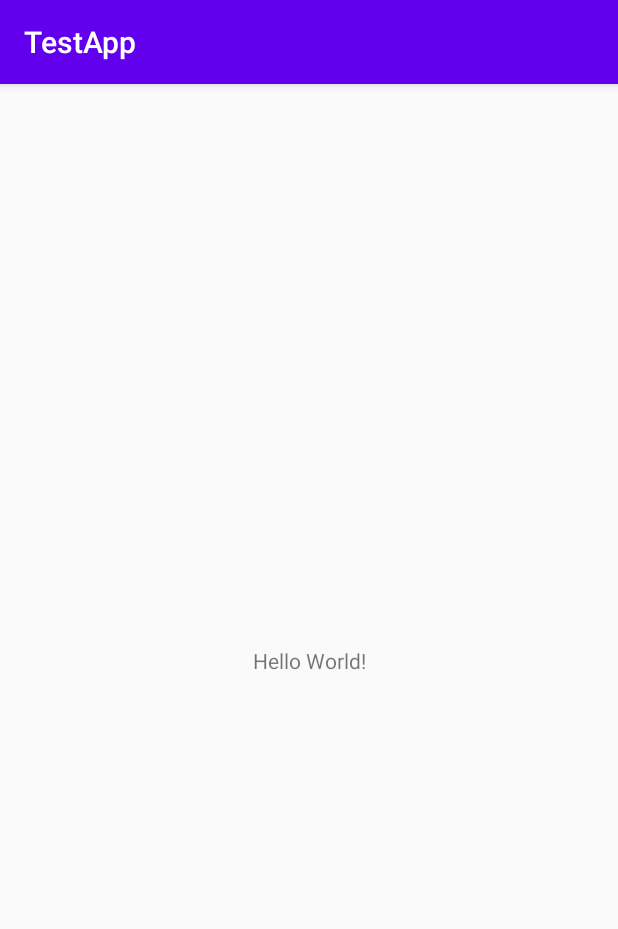
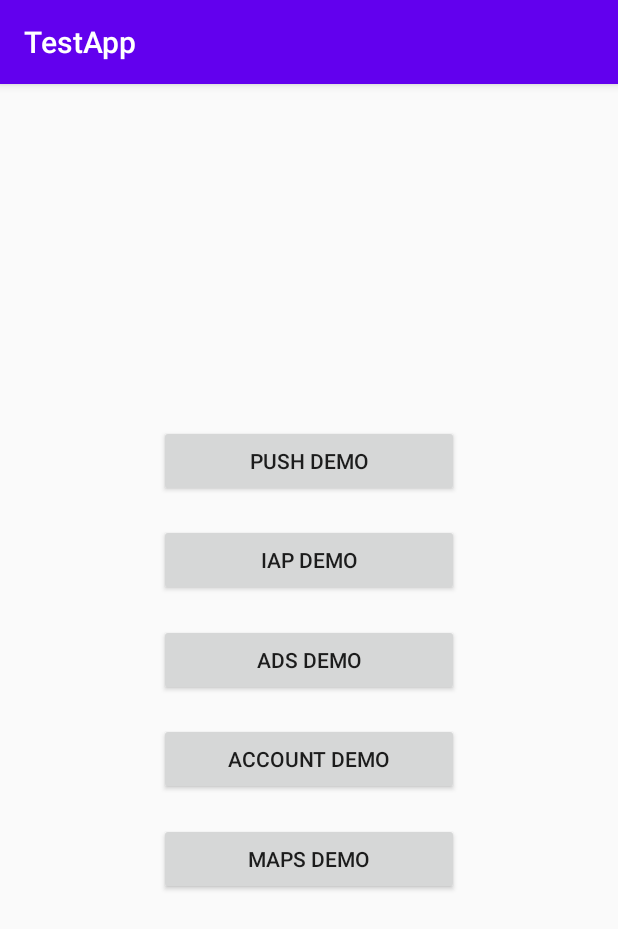
Before and after one commit to m0skit0/huawei-mobile-services-ktx, an Android app: the screen it shows after launch (MainActivity), on a phone screen of 412 x 824 dp. Shown: the top 929 px of the screen. Run offline under Robolectric (Android 15) with nearby library versions, the phone set to English and light mode, and no system bars.

Commit message:
TestApp - Created main activity layout

```diff
--- a/testapp/src/main/res/layout/activity_main.xml
+++ b/testapp/src/main/res/layout/activity_main.xml
@@ -3,16 +3,58 @@
     xmlns:app="http://schemas.android.com/apk/res-auto"
     xmlns:tools="http://schemas.android.com/tools"
     android:layout_width="match_parent"
-    android:layout_height="match_parent"
+    android:layout_height="@dimen/main_activity_layout_height"
+    android:layout_gravity="center"
     tools:context=".MainActivity">
 
-    <TextView
-        android:layout_width="wrap_content"
+    <Button
+        android:id="@+id/pushDemoButton"
+        android:layout_width="@dimen/main_activity_button_width"
         android:layout_height="wrap_content"
-        android:text="Hello World!"
-        app:layout_constraintBottom_toBottomOf="parent"
-        app:layout_constraintLeft_toLeftOf="parent"
-        app:layout_constraintRight_toRightOf="parent"
+        android:text="@string/push_demo_button"
+        app:layout_constraintBottom_toTopOf="@id/iapDemoButton"
+        app:layout_constraintEnd_toEndOf="parent"
+        app:layout_constraintStart_toStartOf="parent"
         app:layout_constraintTop_toTopOf="parent" />
 
+    <Button
+        android:id="@+id/iapDemoButton"
+        android:layout_width="@dimen/main_activity_button_width"
+        android:layout_height="wrap_content"
+        android:text="@string/iap_demo_button"
+        app:layout_constraintBottom_toTopOf="@id/adsDemoButton"
+        app:layout_constraintEnd_toEndOf="parent"
+        app:layout_constraintStart_toStartOf="parent"
+        app:layout_constraintTop_toBottomOf="@id/pushDemoButton" />
+
+    <Button
+        android:id="@+id/adsDemoButton"
+        android:layout_width="@dimen/main_activity_button_width"
+        android:layout_height="wrap_content"
+        android:text="@string/ads_demo_button"
+        app:layout_constraintBottom_toBottomOf="parent"
+        app:layout_constraintEnd_toEndOf="parent"
+        app:layout_constraintStart_toStartOf="parent"
+        app:layout_constraintTop_toTopOf="parent" />
+
+    <Button
+        android:id="@+id/accountDemoButton"
+        android:layout_width="@dimen/main_activity_button_width"
+        android:layout_height="wrap_content"
+        android:text="@string/account_demo_button"
+        app:layout_constraintBottom_toTopOf="@id/mapsDemoButton"
+        app:layout_constraintEnd_toEndOf="parent"
+        app:layout_constraintStart_toStartOf="parent"
+        app:layout_constraintTop_toBottomOf="@id/adsDemoButton" />
+
+    <Button
+        android:id="@+id/mapsDemoButton"
+        android:layout_width="@dimen/main_activity_button_width"
+        android:layout_height="wrap_content"
+        android:text="@string/maps_demo_button"
+        app:layout_constraintBottom_toBottomOf="parent"
+        app:layout_constraintEnd_toEndOf="parent"
+        app:layout_constraintStart_toStartOf="parent"
+        app:layout_constraintTop_toBottomOf="@id/accountDemoButton" />
+
 </androidx.constraintlayout.widget.ConstraintLayout>
--- a/testapp/src/main/res/mipmap-anydpi-v26/ic_launcher.xml
+++ /dev/null
@@ -1,5 +0,0 @@
-<?xml version="1.0" encoding="utf-8"?>
-<adaptive-icon xmlns:android="http://schemas.android.com/apk/res/android">
-    <background android:drawable="@drawable/ic_launcher_background" />
-    <foreground android:drawable="@drawable/ic_launcher_foreground" />
-</adaptive-icon>
--- a/testapp/src/main/res/mipmap-anydpi-v26/ic_launcher_round.xml
+++ /dev/null
@@ -1,5 +0,0 @@
-<?xml version="1.0" encoding="utf-8"?>
-<adaptive-icon xmlns:android="http://schemas.android.com/apk/res/android">
-    <background android:drawable="@drawable/ic_launcher_background" />
-    <foreground android:drawable="@drawable/ic_launcher_foreground" />
-</adaptive-icon>
--- /dev/null
+++ b/testapp/src/main/res/values/dimens.xml
@@ -0,0 +1,5 @@
+<?xml version="1.0" encoding="utf-8"?>
+<resources>
+    <dimen name="main_activity_button_width">200dp</dimen>
+    <dimen name="main_activity_layout_height">350dp</dimen>
+</resources>
--- a/testapp/src/main/res/values/strings.xml
+++ b/testapp/src/main/res/values/strings.xml
@@ -1,3 +1,8 @@
 <resources>
     <string name="app_name">TestApp</string>
+    <string name="ads_demo_button">Ads Demo</string>
+    <string name="account_demo_button">Account Demo</string>
+    <string name="iap_demo_button">IAP Demo</string>
+    <string name="maps_demo_button">Maps Demo</string>
+    <string name="push_demo_button">Push Demo</string>
 </resources>
```
Also changed, not shown: testapp/src/main/res/mipmap-hdpi/ic_launcher.png (deleted), testapp/src/main/res/mipmap-hdpi/ic_launcher_round.png (deleted), testapp/src/main/res/mipmap-mdpi/ic_launcher.png (deleted), testapp/src/main/res/mipmap-mdpi/ic_launcher_round.png (deleted), testapp/src/main/res/mipmap-xhdpi/ic_launcher.png (deleted), testapp/src/main/res/mipmap-xhdpi/ic_launcher_round.png (deleted), testapp/src/main/res/mipmap-xxhdpi/ic_launcher.png (deleted), testapp/src/main/res/mipmap-xxhdpi/ic_launcher_round.png (deleted), testapp/src/main/res/mipmap-xxxhdpi/ic_launcher.png (deleted), testapp/src/main/res/mipmap-xxxhdpi/ic_launcher_round.png (deleted).
